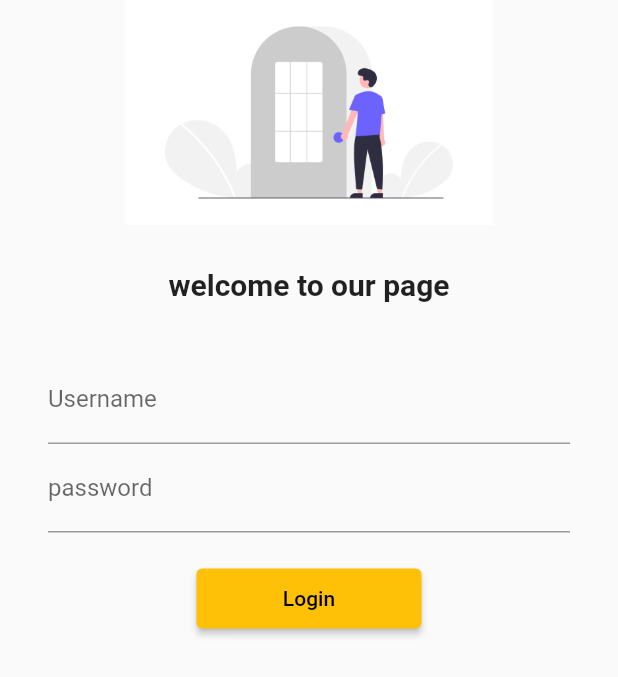
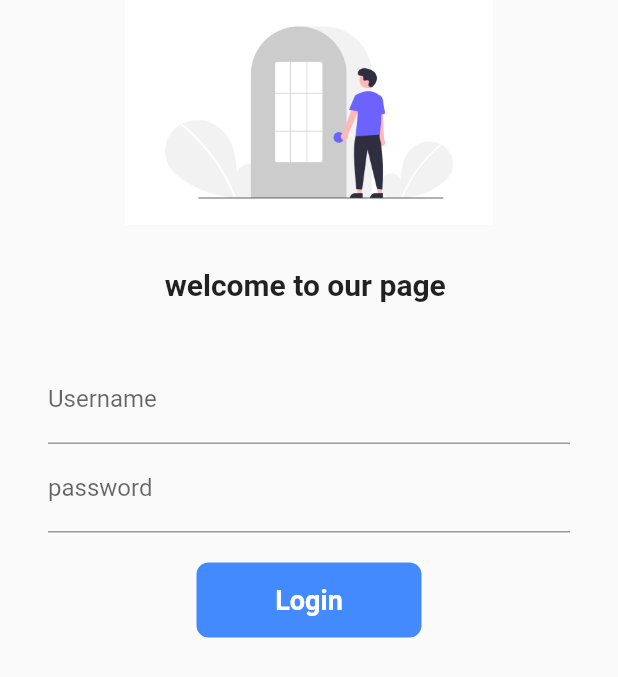
Before and after one commit to ayushmanCR7/futterappdev, a Flutter app: the screen it shows after launch, on a phone screen of 412 x 824 dp. Shown: the top 677 px of the screen. Run offline on Flutter 3.47's test engine with Material 2 defaults, Android fonts, the phone set to English and light mode, and no system bars.

Commit message:
day-6 completed

```diff
--- a/lib/login_page.dart
+++ b/lib/login_page.dart
@@ -1,7 +1,14 @@
 import 'package:flutter/material.dart';
 import 'package:flutter_application_1/utilis/routes.dart';
 
-class LoginPage extends StatelessWidget {
+class LoginPage extends StatefulWidget {
+  @override
+  State<LoginPage> createState() => _LoginPageState();
+}
+
+class _LoginPageState extends State<LoginPage> {
+  String name = "";
+  bool changebutton = false;
   @override
   Widget build(BuildContext context) {
     return Material(
@@ -17,7 +24,7 @@ class LoginPage extends StatelessWidget {
               height: 28.0,
             ),
             Text(
-              "welcome to our page",
+              "welcome to our page $name",
               style: TextStyle(
                 fontSize: 20,
                 fontWeight: FontWeight.bold,
@@ -34,6 +41,10 @@ class LoginPage extends StatelessWidget {
                   TextFormField(
                     decoration: InputDecoration(
                         hintText: "Enter username", labelText: "Username"),
+                    onChanged: (value) {
+                      name = value;
+                      setState(() {});
+                    },
                   ),
                   TextFormField(
                     obscureText: true,
@@ -43,13 +54,45 @@ class LoginPage extends StatelessWidget {
                   SizedBox(
                     height: 20.0,
                   ),
-                  ElevatedButton(
-                    onPressed: () {
+                  InkWell(
+                    onTap: () async {
+                      setState(() {
+                        changebutton = true;
+                      });
+                      await Future.delayed(Duration(seconds: 3));
                       Navigator.pushNamed(context, Myroute.homeRoute);
                     },
-                    child: Text("Login"),
-                    style: TextButton.styleFrom(minimumSize: Size(150, 40)),
+
+                    child: AnimatedContainer(
+                      duration: Duration(seconds: 2),
+                      width: changebutton ? 50 : 150,
+                      height: 50,
+                      alignment: Alignment.center,
+                      child: changebutton
+                          ? Icon(
+                              Icons.done,
+                              color: Colors.white,
+                            )
+                          : Text(
+                              "Login",
+                              style: TextStyle(
+                                  color: Colors.white,
+                                  fontWeight: FontWeight.bold,
+                                  fontSize: 18),
+                            ),
+                      decoration: BoxDecoration(
+                          color: Colors.blueAccent,
+                          borderRadius:
+                              BorderRadius.circular(changebutton ? 50 : 8)),
+                    ),
+                    //ElevatedButton(
+                    //onPressed: () {
+                    //Navigator.pushNamed(context, Myroute.homeRoute);
+                    //},
+                    //child: Text("Login"),
+                    //style: TextButton.styleFrom(minimumSize: Size(150, 40)),
                   ),
+                  // ),
                 ],
               ),
             )
```
